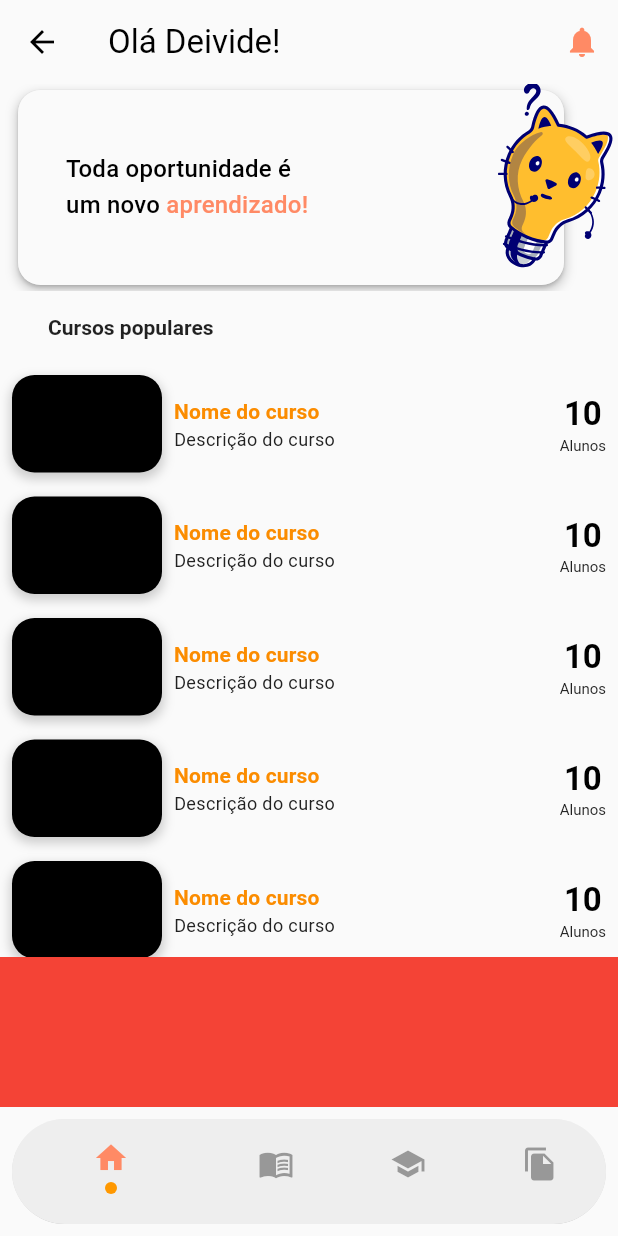
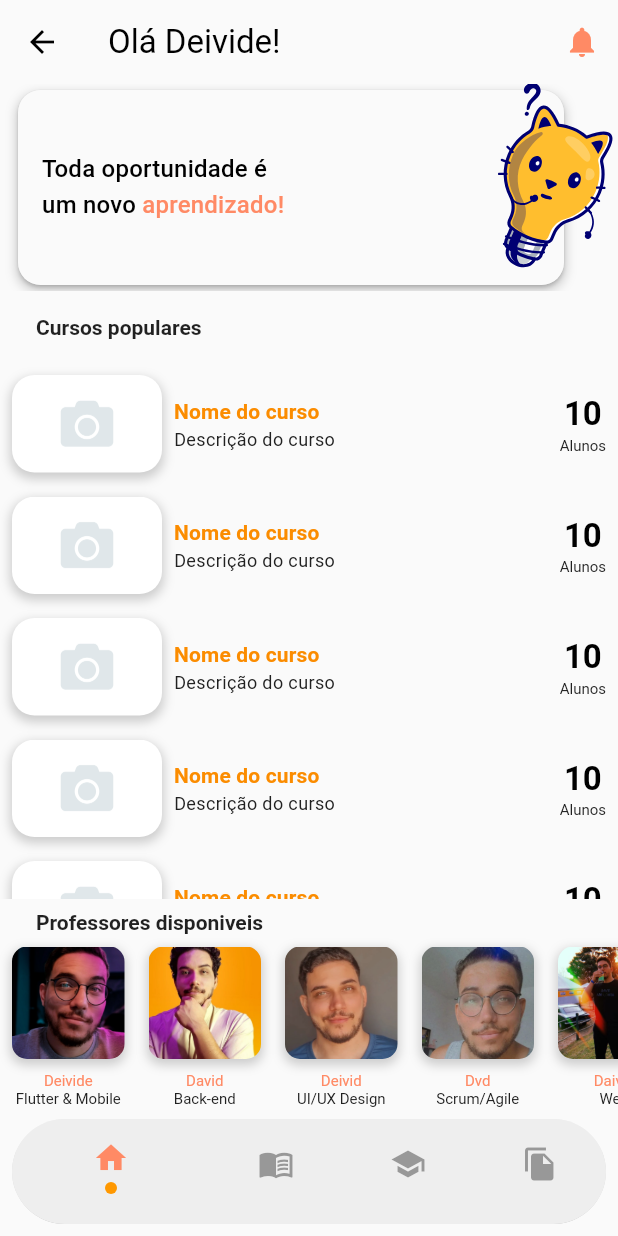
Before and after one commit to deividepaulino/vr_iscool, a Flutter app: the IndexPage screen opened by its route, on a phone screen of 412 x 824 dp. Run offline on Flutter 3.47's test engine with Material 3 defaults, Android fonts, the phone set to English and light mode, and no system bars; our stand-ins replace flutter_modular, introduction_screen, lottie; missing offline and left inert: asp; Roboto replaces fonts that are missing (Montserrat).

Commit message:
⚡️ feat: adicionada sessão teachers

```diff
--- a/lib/core/widgets/course_card_widget/course_card_widget.dart
+++ b/lib/core/widgets/course_card_widget/course_card_widget.dart
@@ -16,7 +16,10 @@ class _CourseCardWidgetState extends State<CourseCardWidget> {
           padding: const EdgeInsets.all(8.0),
           child: Container(
             decoration: BoxDecoration(
-              color: Colors.black,
+              image: const DecorationImage(
+                image: AssetImage('assets/logotipo/semfoto.png'),
+                fit: BoxFit.cover,
+              ),
               borderRadius: BorderRadius.circular(15),
               boxShadow: [
                 BoxShadow(
--- a/lib/modules/index_module/presenter/index_page.dart
+++ b/lib/modules/index_module/presenter/index_page.dart
@@ -2,6 +2,7 @@ import 'package:flutter/material.dart';
 import 'package:lottie/lottie.dart';
 import 'package:vr_iscool/core/widgets/bottom_navigator_bar/bottom_nav_bar_widget.dart';
 import 'package:vr_iscool/core/widgets/course_card_widget/course_card_widget.dart';
+import 'package:vr_iscool/modules/index_module/presenter/widgets/teachers_widget.dart';
 
 class IndexPage extends StatefulWidget {
   const IndexPage({super.key});
@@ -53,7 +54,7 @@ class _IndexPageState extends State<IndexPage> {
                       height: 130,
                       child: Center(
                         child: Padding(
-                          padding: const EdgeInsets.symmetric(horizontal: 32.0),
+                          padding: const EdgeInsets.symmetric(horizontal: 16.0),
                           child: Column(
                             mainAxisSize: MainAxisSize.min,
                             crossAxisAlignment: CrossAxisAlignment.start,
@@ -99,7 +100,7 @@ class _IndexPageState extends State<IndexPage> {
             ],
           ),
           Padding(
-            padding: const EdgeInsets.symmetric(horizontal: 32.0, vertical: 16),
+            padding: const EdgeInsets.symmetric(horizontal: 24.0, vertical: 16),
             child: Text(
               'Cursos populares',
               style: Theme.of(context).textTheme.displayMedium,
@@ -115,10 +116,14 @@ class _IndexPageState extends State<IndexPage> {
               ),
             ),
           ),
-          Container(
-            height: 100,
-            color: Colors.red,
+          Padding(
+            padding: const EdgeInsets.only(left: 24.0, top: 8),
+            child: Text(
+              'Professores disponiveis',
+              style: Theme.of(context).textTheme.displayMedium,
+            ),
           ),
+          const TeachersWidget(),
         ],
       ),
     );
--- /dev/null
+++ b/lib/modules/index_module/presenter/widgets/teachers_widget.dart
@@ -0,0 +1,99 @@
+import 'package:flutter/material.dart';
+
+class TeachersWidget extends StatefulWidget {
+  const TeachersWidget({super.key});
+
+  @override
+  State<TeachersWidget> createState() => _TeachersWidgetState();
+}
+
+class _TeachersWidgetState extends State<TeachersWidget> {
+  List<String> pics = [
+    'assets/profile/ph1.png',
+    'assets/profile/ph2.png',
+    'assets/profile/ph3.png',
+    'assets/profile/ph4.png',
+    'assets/profile/ph5.png',
+  ];
+
+  List<String> names = [
+    'Deivide',
+    'David',
+    'Deivid',
+    'Dvd',
+    'Daivid',
+  ];
+
+  List<String> descriptions = [
+    'Flutter & Mobile',
+    'Back-end',
+    'UI/UX Design',
+    'Scrum/Agile',
+    'Web',
+  ];
+
+  @override
+  Widget build(BuildContext context) {
+    return SingleChildScrollView(
+      scrollDirection: Axis.horizontal,
+      child: Row(
+        children: List.generate(
+          5,
+          (index) => _buildCard(
+            picturePath: pics[index],
+            name: names[index],
+            description: descriptions[index],
+          ),
+        ),
+      ),
+    );
+  }
+
+  _buildCard({
+    required String picturePath,
+    required String name,
+    required String description,
+  }) {
+    return Column(
+      mainAxisSize: MainAxisSize.min,
+      children: [
+        Padding(
+          padding: const EdgeInsets.all(8.0),
+          child: Container(
+            decoration: BoxDecoration(
+              image: DecorationImage(
+                image: AssetImage(picturePath),
+                fit: BoxFit.cover,
+              ),
+              borderRadius: BorderRadius.circular(10),
+              boxShadow: [
+                BoxShadow(
+                  color: Colors.grey.withOpacity(0.5),
+                  spreadRadius: 1,
+                  blurRadius: 5,
+                  offset: const Offset(0, 3),
+                ),
+              ],
+            ),
+            height: 75,
+            width: 75,
+          ),
+        ),
+        Column(
+          children: [
+            Text(
+              name,
+              style: Theme.of(context).textTheme.displaySmall!.copyWith(
+                    color: Theme.of(context).primaryColor,
+                  ),
+            ),
+            Text(
+              description,
+              style: Theme.of(context).textTheme.displaySmall,
+            ),
+          ],
+        )
+      ],
+    );
+  }
+}
--- a/pubspec.yaml
+++ b/pubspec.yaml
@@ -42,3 +42,4 @@ flutter:
   assets:
     - assets/logotipo/
     - assets/animations/
+    - assets/profile/
```
Also changed, not shown: assets/logotipo/semfoto.png (added), assets/profile/ph1.png (added), assets/profile/ph2.png (added), assets/profile/ph3.png (added), assets/profile/ph4.png (added), assets/profile/ph5.png (added).
